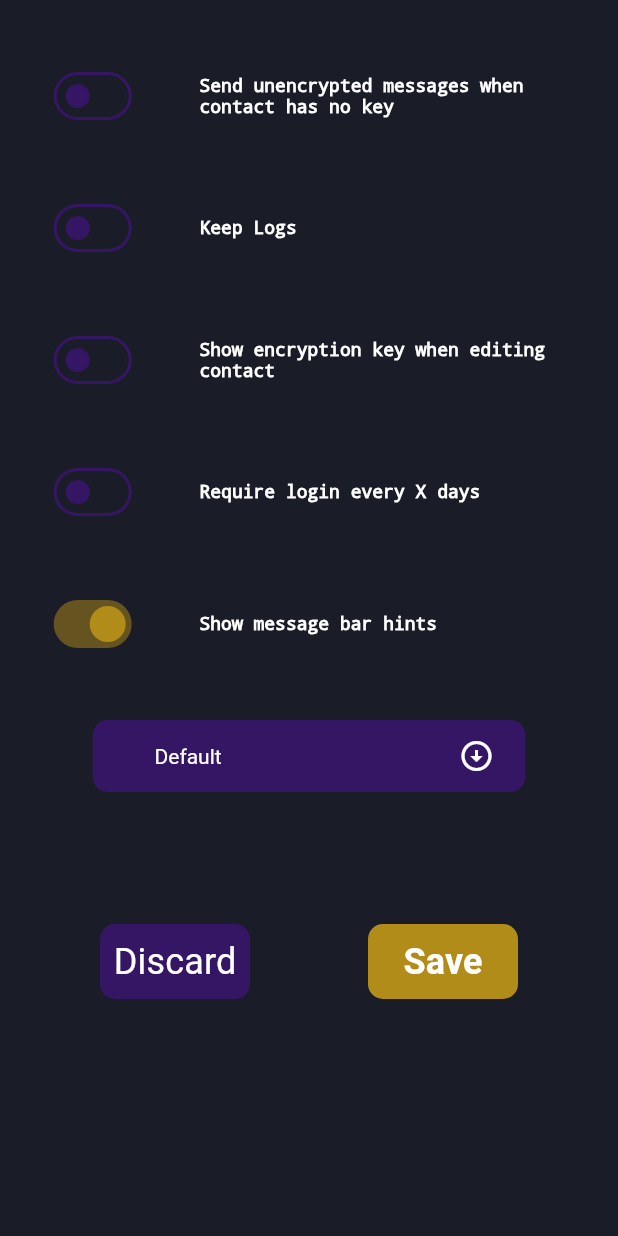
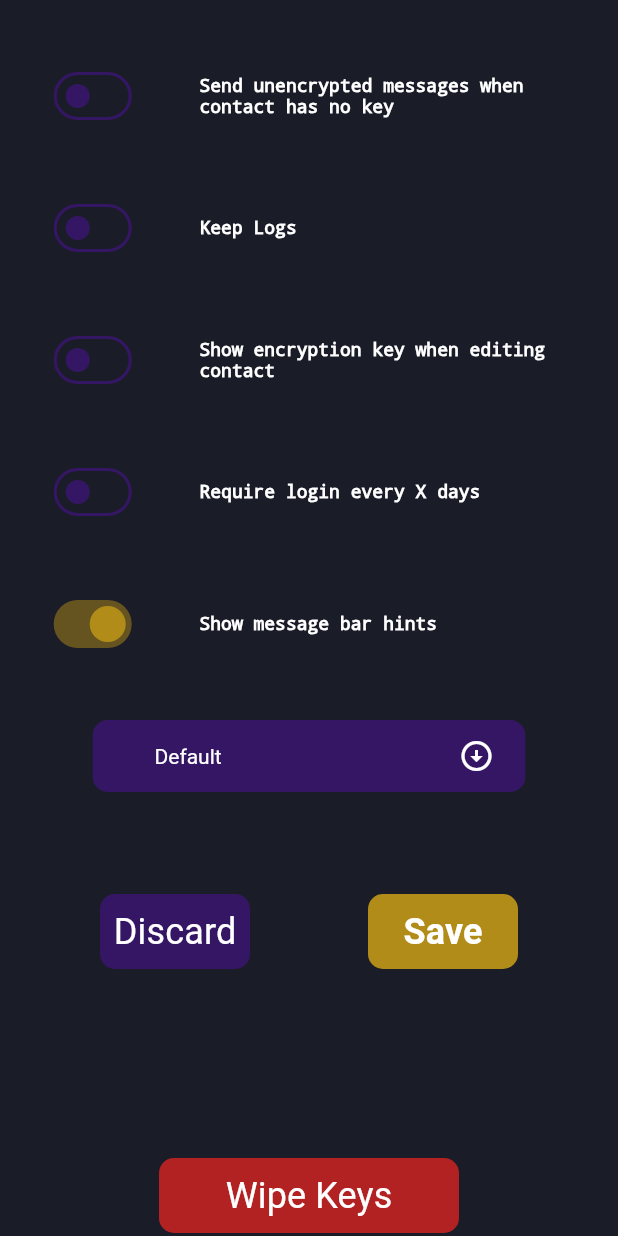
Before and after one commit to DrSolidDevil/Vidar, a Flutter app: the screen it shows after launch, after a tap on the "settings" icon, on a phone screen of 412 x 824 dp. Run offline on Flutter 3.47's test engine with Material 3 defaults, Android fonts, the phone set to English and light mode, and no system bars; our stand-ins replace device_info_plus, flutter_secure_storage, package_info_plus, permission_handler, shared_preferences; missing offline and left inert: cryptography; statements that could not run were skipped; project files that could hold a hidden picture were left out.

Commit message:
Minor change in distance between buttons in settings page

```diff
--- a/lib/pages/settings_page.dart
+++ b/lib/pages/settings_page.dart
@@ -164,7 +164,7 @@ class _SettingsPageState extends State<SettingsPage> {
                 ],
               ),
               Container(
-                margin: const EdgeInsets.only(top: 60),
+                margin: const EdgeInsets.only(top: 40),
                 child: Row(
                   mainAxisAlignment: MainAxisAlignment.spaceEvenly,
                   children: <Widget>[
@@ -187,7 +187,7 @@ class _SettingsPageState extends State<SettingsPage> {
             ],
           ),
           Padding(
-            padding: const EdgeInsets.only(top: 100),
+            padding: const EdgeInsets.only(top: 60),
             child: Column(
               spacing: 50,
               children: <Widget>[
```
